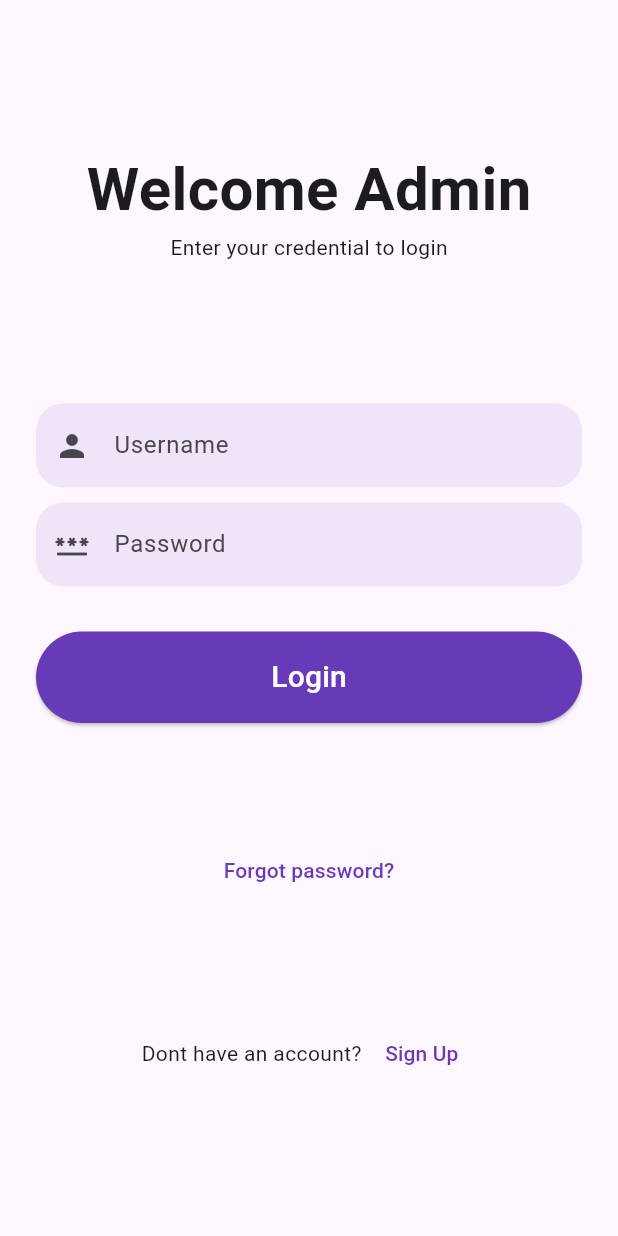
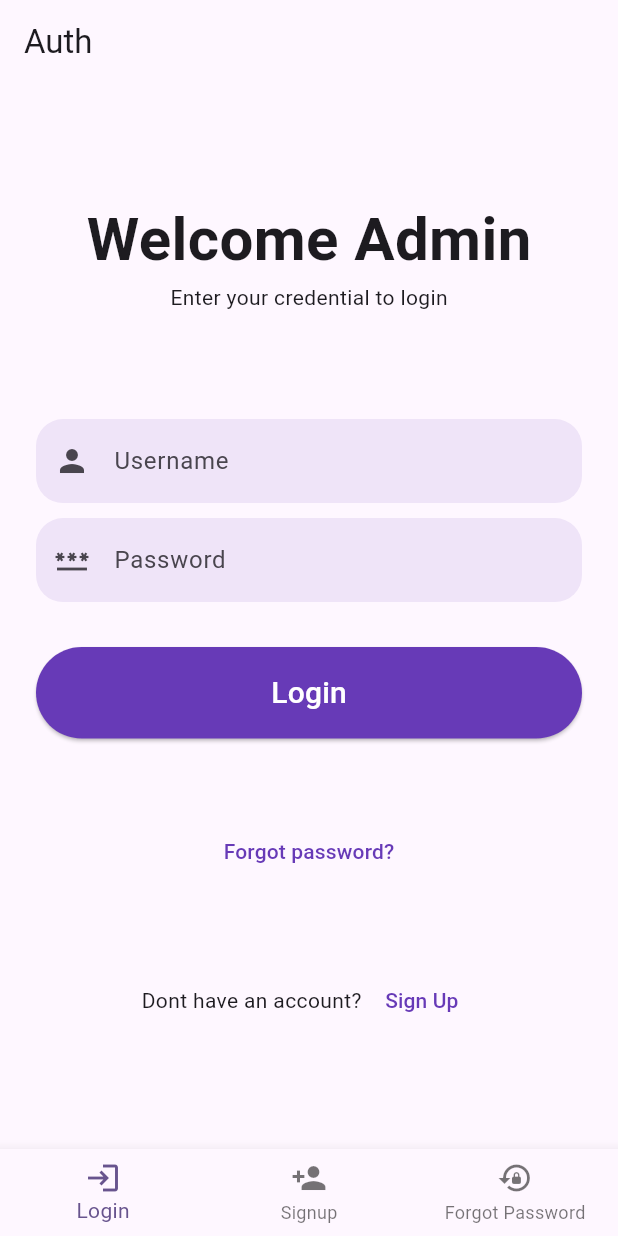
Before and after one commit to Paul-005/group_pay_admin, a Flutter app: the screen it shows after launch, on a phone screen of 412 x 824 dp. Run offline on Flutter 3.47's test engine with Material 3 defaults, Android fonts, the phone set to English and light mode, and no system bars; our stand-ins replace cloud_firestore, firebase_auth, firebase_core, lottie; accounts and stored records are empty.

Commit message:
eat: Integrate UPI bank details into onboarding signup flow

```diff
--- a/lib/controllers/auth.controller.dart
+++ b/lib/controllers/auth.controller.dart
@@ -1,7 +1,9 @@
 import 'package:firebase_auth/firebase_auth.dart' hide EmailAuthProvider;
 import 'package:flutter/material.dart';
-import 'package:group_pay_admin/auth/login_page.dart';
+import 'package:group_pay_admin/auth/add_bank.dart';
+import 'package:group_pay_admin/controllers/login_signup.auth.controller.dart';
 import 'package:group_pay_admin/controllers/navbar.controller.dart';
+import 'package:cloud_firestore/cloud_firestore.dart';
 
 class AuthGate extends StatelessWidget {
   const AuthGate({super.key});
@@ -12,10 +14,49 @@ class AuthGate extends StatelessWidget {
       stream: FirebaseAuth.instance.authStateChanges(),
       builder: (context, snapshot) {
         if (!snapshot.hasData) {
-          return LoginPage();
+          return AuthController();
         }
 
-        return BottomNavScreen();
+        if (snapshot.hasData && snapshot.data != null) {
+          return _buildLoggedInContent(snapshot.data!);
+        }
+
+        return const Scaffold(
+          body: Center(
+            child: CircularProgressIndicator(),
+          ),
+        );
+      },
+    );
+  }
+
+  Widget _buildLoggedInContent(User user) {
+    return StreamBuilder<DocumentSnapshot>(
+      stream: FirebaseFirestore.instance
+          .collection('admin')
+          .doc(user.uid)
+          .snapshots(), // Use snapshots() for real-time updates
+      builder: (context, snapshot) {
+        if (snapshot.connectionState == ConnectionState.waiting) {
+          return const Scaffold(
+            body: Center(
+              child: CircularProgressIndicator(),
+            ),
+          );
+        }
+
+        if (snapshot.hasData && snapshot.data!.exists) {
+          final data = snapshot.data!.data() as Map<String, dynamic>?;
+          final profileCompleted = data?['profile_completed'] as int?;
+
+          if (profileCompleted == 1) {
+            return AddUpiIdPage();
+          } else {
+            return BottomNavScreen();
+          }
+        } else {
+          return BottomNavScreen();
+        }
       },
     );
   }
--- /dev/null
+++ b/lib/controllers/login_signup.auth.controller.dart
@@ -0,0 +1,45 @@
+import 'package:flutter/material.dart';
+import 'package:group_pay_admin/auth/forgot_password.dart';
+import 'package:group_pay_admin/auth/login_page.dart';
+import 'package:group_pay_admin/auth/signup_page.dart';
+
+class AuthController extends StatefulWidget {
+  const AuthController({Key? key}) : super(key: key);
+
+  @override
+  State<AuthController> createState() => _AuthControllerState();
+}
+
+class _AuthControllerState extends State<AuthController> {
+  int _currentIndex = 0;
+
+  @override
+  Widget build(BuildContext context) {
+    return Scaffold(
+      appBar: AppBar(title: const Text('Auth')),
+      body: IndexedStack(
+        index: _currentIndex,
+        children: [
+          LoginPage(),
+          SignupPage(),
+          ForgotPasswordPage(),
+        ],
+      ),
+      bottomNavigationBar: BottomNavigationBar(
+        currentIndex: _currentIndex,
+        onTap: (index) {
+          setState(() {
+            _currentIndex = index;
+          });
+        },
+        items: const [
+          BottomNavigationBarItem(icon: Icon(Icons.login), label: 'Login'),
+          BottomNavigationBarItem(
+              icon: Icon(Icons.person_add), label: 'Signup'),
+          BottomNavigationBarItem(
+              icon: Icon(Icons.lock_reset), label: 'Forgot Password'),
+        ],
+      ),
+    );
+  }
+}
--- a/pubspec.yaml
+++ b/pubspec.yaml
@@ -2,7 +2,7 @@ name: group_pay_admin
 description: "A new Flutter project."
 # The following line prevents the package from being accidentally published to
 # pub.dev using `flutter pub publish`. This is preferred for private packages.
-publish_to: 'none' # Remove this line if you wish to publish to pub.dev
+publish_to: "none" # Remove this line if you wish to publish to pub.dev
 
 # The following defines the version and build number for your application.
 # A version number is three numbers separated by dots, like 1.2.43
@@ -37,7 +37,7 @@ dependencies:
   firebase_core: ^3.11.0
   firebase_auth: ^5.4.2
   lottie: ^3.3.1
-
+  cloud_firestore: ^5.6.5
 
 dev_dependencies:
   flutter_test:
@@ -55,7 +55,6 @@ dev_dependencies:
 
 # The following section is specific to Flutter packages.
 flutter:
-
   # The following line ensures that the Material Icons font is
   # included with your application, so that you can use the icons in
   # the material Icons class.
@@ -64,6 +63,7 @@ flutter:
   # To add assets to your application, add an assets section, like this:
   assets:
     - assets/sleep_lottie.json
+    - assets/google_pay.png
 
   # An image asset can refer to one or more resolution-specific "variants", see
   # https://flutter.dev/to/resolution-aware-images
```
Also changed, not shown: lib/auth/add_bank.dart (added, +188 -0 lines), lib/auth/signup_page.dart (+49 -3 lines), assets/google_pay.png (added), pubspec.lock, 4 other files.
